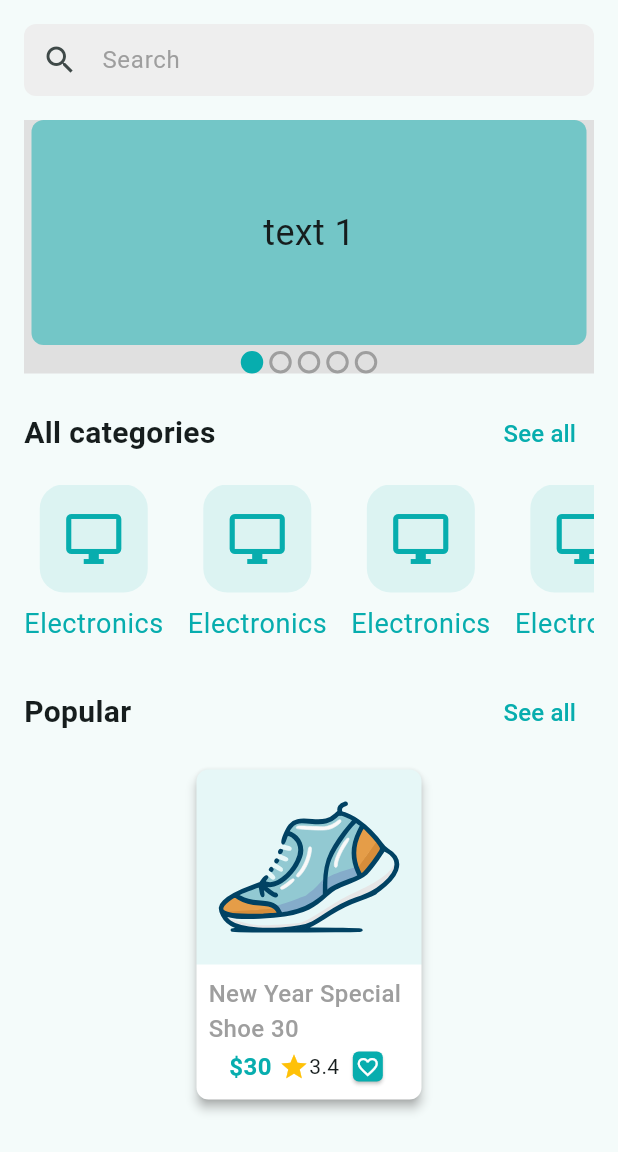
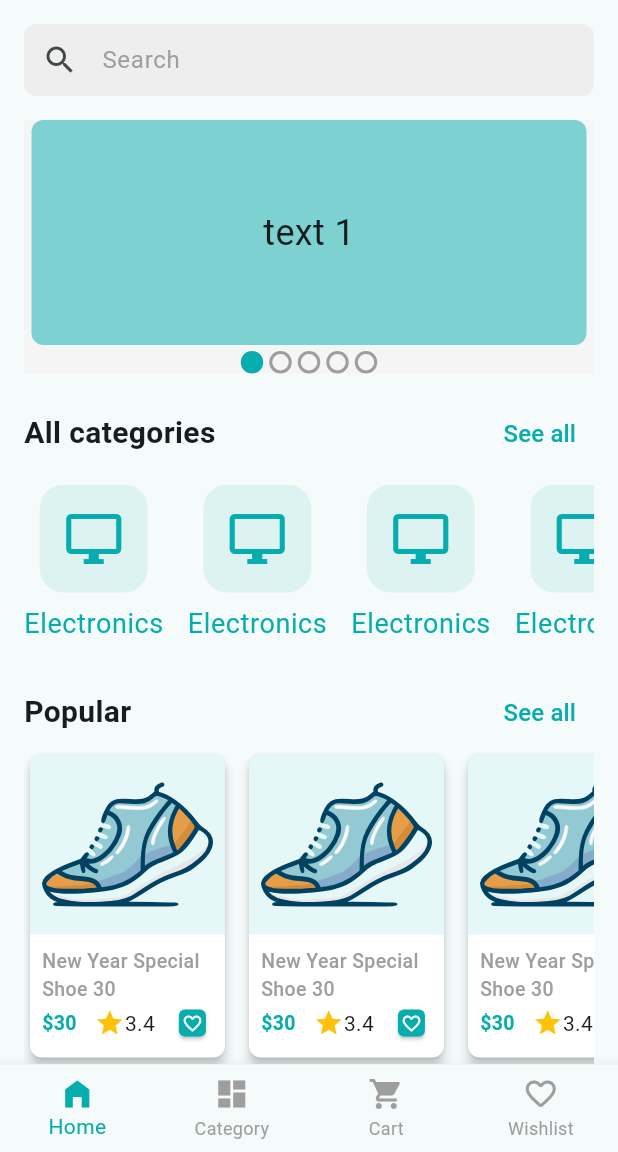
Before and after one commit to anup30/e_commerce_1, a Flutter app: the screen it shows after launch, on a phone screen of 412 x 824 dp, the part 84-1236 px from its top. Run offline on Flutter 3.47's test engine with Material 3 defaults, Android fonts, the light colour scheme and no system bars; drawn by our look-alikes of carousel_slider; our stand-ins replace flutter_svg, get, pin_code_fields.

Commit message:
commit m24 c1

```diff
--- a/lib/app.dart
+++ b/lib/app.dart
@@ -1,3 +1,4 @@
+import 'package:e_commerce_1/controller_binder.dart';
 import 'package:e_commerce_1/presentation/screens/splash_screen.dart';
 import 'package:e_commerce_1/presentation/utility/app_colors.dart';
 import 'package:flutter/material.dart';
@@ -13,8 +14,9 @@ class CraftyBay extends StatefulWidget {
 class _CraftyBayState extends State<CraftyBay> {
   @override
   Widget build(BuildContext context) {
-    return GetMaterialApp(
+    return GetMaterialApp( // -----------------------------
       home: const SplashScreen(),
+      initialBinding: ControllerBinder(), //-----------------------
       theme: ThemeData(
         useMaterial3: true,
         //primaryColor: Colors.red, // cos colorSchemeSeed used
--- /dev/null
+++ b/lib/controller_binder.dart
@@ -0,0 +1,11 @@
+import 'package:e_commerce_1/presentation/state_holders/main_bottom_nav_bar_controller.dart';
+import 'package:get/get.dart';
+
+class ControllerBinder extends Bindings{
+  @override
+  void dependencies() {
+    //Get.put(()=> MainBottomNavBarController()); //---------------------- lazy ?
+    Get.put(MainBottomNavBarController());
+  }
+
+}
--- a/lib/presentation/screens/home_screen.dart
+++ b/lib/presentation/screens/home_screen.dart
@@ -1,4 +1,3 @@
-import 'package:e_commerce_1/presentation/utility/app_colors.dart';
 import 'package:e_commerce_1/presentation/utility/assets_path.dart';
 import 'package:e_commerce_1/presentation/widgets/app_bar_icon_button.dart';
 import 'package:e_commerce_1/presentation/widgets/category_item.dart';
@@ -31,7 +30,7 @@ class _HomeScreenState extends State<HomeScreen> {
               Container( // ---> not needed
                 //width: 200,
                 width: MediaQuery.of(context).size.width,
-                color: Colors.grey[300],
+                color: Colors.grey[100],
                 child: const HomeCarouselSlider(),
               ),
               const SizedBox(height: 16,),
@@ -40,11 +39,35 @@ class _HomeScreenState extends State<HomeScreen> {
               _buildCategoryListView(),
               const SizedBox(height: 8,),
               SectionHeader(title: 'Popular', onTapSeeAll: () {},),
-              const SizedBox(height: 10,),
-              const ProductCard(), // ------------------------------>  do refactor inside this widget body!
+              //const SizedBox(height: 10,),
+              _buildProductListView(),
+              const SizedBox(height: 8,),
+              SectionHeader(title: 'Special', onTapSeeAll: () {},),
+              //const SizedBox(height: 10,),
+              _buildProductListView(),
+              const SizedBox(height: 8,),
+              SectionHeader(title: 'New', onTapSeeAll: () {},),
+              //const SizedBox(height: 10,),
+              _buildProductListView(),
             ],
           ),
         ),
+      ),
+    );
+  }
+
+  Widget _buildProductListView() {
+    return SizedBox(
+      height: 210,
+      child: ListView.separated(
+        itemCount: 8,
+        scrollDirection: Axis.horizontal,
+        itemBuilder: (context, index) {
+          return const ProductCard();
+        },
+        separatorBuilder: (context, index) {
+          return const SizedBox( width: 8,);
+        },
       ),
     );
   }
@@ -107,3 +130,4 @@ class _HomeScreenState extends State<HomeScreen> {
     super.dispose();
   }
 }
+//at 27:30
--- /dev/null
+++ b/lib/presentation/screens/main_botton_nav_bar_screen.dart
@@ -0,0 +1,57 @@
+import 'package:e_commerce_1/presentation/screens/cart_list_screen.dart';
+import 'package:e_commerce_1/presentation/screens/category_list_screen.dart';
+import 'package:e_commerce_1/presentation/screens/home_screen.dart';
+import 'package:e_commerce_1/presentation/screens/wish_list_screen.dart';
+import 'package:e_commerce_1/presentation/state_holders/main_bottom_nav_bar_controller.dart';
+import 'package:e_commerce_1/presentation/utility/app_colors.dart';
+import 'package:flutter/material.dart';
+import 'package:get/get.dart';
+//42:16
+class MainBottomNavBarScreen extends StatefulWidget {
+  const MainBottomNavBarScreen({super.key});
+
+  @override
+  State<MainBottomNavBarScreen> createState() => _MainBottomNavBarScreenState();
+}
+
+class _MainBottomNavBarScreenState extends State<MainBottomNavBarScreen> {
+  final MainBottomNavBarController _navBarController =
+    Get.find<MainBottomNavBarController>();
+  final List<Widget> _screens = const[
+    HomeScreen(),
+    CategoryListScreen(),
+    CartListScreen(),
+    WishListScreen(),
+  ];
+
+  @override
+  Widget build(BuildContext context) {
+    return Scaffold(
+      body: GetBuilder<MainBottomNavBarController>(
+        builder: (_){
+          return _screens[_navBarController.selectedIndex];
+        },
+      ),
+      bottomNavigationBar: GetBuilder<MainBottomNavBarController>(
+        builder: (_){
+          return BottomNavigationBar(
+            type: BottomNavigationBarType.fixed,
+            currentIndex: _navBarController.selectedIndex,
+            //onTap: (index){_navBarController.changeIndex(index); },
+            onTap: _navBarController.changeIndex,
+            selectedItemColor: AppColors.primaryColor,
+            unselectedItemColor: Colors.grey,
+            showUnselectedLabels: true,
+
+            items: const [
+              BottomNavigationBarItem(icon: Icon(Icons.home_filled),label: 'Home'),
+              BottomNavigationBarItem(icon: Icon(Icons.dashboard),label: 'Category'),
+              BottomNavigationBarItem(icon: Icon(Icons.shopping_cart),label: 'Cart'),
+              BottomNavigationBarItem(icon: Icon(Icons.favorite_outline_rounded),label: 'Wishlist'),
+            ],
+          );
+        },
+      ),
+    );
+  }
+}
--- a/lib/presentation/screens/splash_screen.dart
+++ b/lib/presentation/screens/splash_screen.dart
@@ -1,5 +1,4 @@
-import 'package:e_commerce_1/presentation/screens/email_verification_screen.dart';
-import 'package:e_commerce_1/presentation/screens/home_screen.dart';
+import 'package:e_commerce_1/presentation/screens/main_botton_nav_bar_screen.dart';
 import 'package:e_commerce_1/presentation/widgets/app_logo.dart';
 import 'package:flutter/material.dart';
 import 'package:get/get.dart';
@@ -20,7 +19,7 @@ class _SplashScreenState extends State<SplashScreen> {
   }
   Future<void> _moveToNextScreen()async{
     await Future.delayed(const Duration(seconds: 2));
-    Get.off(const HomeScreen()); // EmailVerificationScreen() ------------------------------------------------
+    Get.off(const MainBottomNavBarScreen()); // EmailVerificationScreen() ------------------------------------------------
   }
 
   @override
--- /dev/null
+++ b/lib/presentation/state_holders/main_bottom_nav_bar_controller.dart
@@ -0,0 +1,13 @@
+import 'package:get/get.dart';
+
+class MainBottomNavBarController extends GetxController{
+  int _selectedIndex =0;
+  int get selectedIndex => _selectedIndex;
+  void changeIndex(int index){
+    _selectedIndex = index;
+    update();
+  }
+  void backToHome(){
+    changeIndex(0);
+  }
+}
--- a/lib/presentation/widgets/category_item.dart
+++ b/lib/presentation/widgets/category_item.dart
@@ -1,5 +1,7 @@
+import 'package:e_commerce_1/presentation/screens/product_list_screen.dart';
 import 'package:e_commerce_1/presentation/utility/app_colors.dart';
 import 'package:flutter/material.dart';
+import 'package:get/get.dart';
 
 class CategoryItem extends StatelessWidget {
   const CategoryItem({
@@ -10,20 +12,25 @@ class CategoryItem extends StatelessWidget {
   Widget build(BuildContext context) {
     return Column(
       children: [
-        Container(
-          padding: EdgeInsets.all(16),
+        GestureDetector(
+          onTap: (){
+            Get.to(()=>const ProductListScreen(categoryName: 'Electronics',));
+          },
+          child: Container(
+            padding: const EdgeInsets.all(16),
             decoration: BoxDecoration(
               color: AppColors.primaryColor.withOpacity(0.1),
               borderRadius: BorderRadius.circular(16),
             ),
-          child: Icon(
+            child: const Icon(
               Icons.desktop_windows_outlined,
               size: 40,
               color: AppColors.primaryColor,
             ),
           ),
+        ),
         const SizedBox(height: 8,),
-        Text(
+        const Text(
           'Electronics',
           style: TextStyle(
             fontSize: 18,
--- a/lib/presentation/widgets/product_card.dart
+++ b/lib/presentation/widgets/product_card.dart
@@ -1,12 +1,13 @@
-// todo : refactor this widget
+// refactor this widget
 import 'package:e_commerce_1/presentation/utility/app_colors.dart';
 import 'package:e_commerce_1/presentation/utility/assets_path.dart';
 import 'package:flutter/material.dart';
 import 'package:flutter_svg/svg.dart';
 
 class ProductCard extends StatelessWidget {
+  final bool showAddToWishList;
   const ProductCard({
-    super.key,
+    super.key, this.showAddToWishList=true,
   });
 
   @override
@@ -15,18 +16,16 @@ class ProductCard extends StatelessWidget {
       color: Colors.white,
       surfaceTintColor: Colors.white,
       elevation: 3,
-      shadowColor: Colors.grey,
       shape: RoundedRectangleBorder(
         borderRadius: BorderRadius.circular(8),
       ),
       child: SizedBox(
-        width: 150,
+        width: 130,
         child: Column(
-          //mainAxisSize: MainAxisSize.min,
           children: [
             Container(
-              width: 150,
-              height: 130,
+              width: 130,
+              height: 120,
               decoration: BoxDecoration(
                 color: AppColors.primaryColor.withOpacity(0.1),
                 borderRadius: const BorderRadius.only(
@@ -35,31 +34,32 @@ class ProductCard extends StatelessWidget {
                 ),
               ),
               child: Padding(
-                padding: const EdgeInsets.all(8.0),
+                padding: const EdgeInsets.all(6),
                 child: SvgPicture.asset(AssetsPath.shoeSvg,),
               ),
             ),
-            Padding(
-              padding: const EdgeInsets.all(8.0),
+            Padding( // -------------------------------> extract method ?
+              padding: const EdgeInsets.all(8),
               child: Column(
+                crossAxisAlignment: CrossAxisAlignment.start,
                 children: [
                   const Text(
                     'New Year Special Shoe 30',
                     maxLines: 2,
                     style: TextStyle(
                       overflow: TextOverflow.ellipsis,
-                      fontSize: 16,
+                      fontSize: 13,
                       color: Colors.grey,
                       fontWeight: FontWeight.w500,
                     ),
                   ),
                   Wrap(
-                    spacing: 5,
+                    spacing: 12,
                     alignment: WrapAlignment.start,
                     crossAxisAlignment: WrapCrossAlignment.center,
                     children: [
                       const Text('\$30',style: TextStyle(
-                        fontSize: 16,
+                        fontSize: 13,
                         fontWeight: FontWeight.w600,
                         color: AppColors.primaryColor,
                       ),),
@@ -67,20 +67,7 @@ class ProductCard extends StatelessWidget {
                         Icon(Icons.star, color: Colors.amber, size: 20,),
                         Text('3.4'),
                       ],),
-                      Card(
-                        color: AppColors.primaryColor,
-                        shape: RoundedRectangleBorder(
-                          borderRadius: BorderRadius.circular(4),
-                        ),
-                        child: const Padding(
-                          padding: EdgeInsets.all(2),
-                          child: Icon(
-                            Icons.favorite_outline,
-                            size: 16,color:
-                          Colors.white,
-                          ),
-                        ),
-                      ),
+                      _buildAddToWishButton(),
                     ],
                   ),
                 ],
@@ -91,4 +78,24 @@ class ProductCard extends StatelessWidget {
       ),
     );
   }
+
+  Visibility _buildAddToWishButton() {
+    return Visibility(
+      visible: showAddToWishList,
+      replacement: _getIconCard(Icons.delete),
+      child: _getIconCard(Icons.favorite_outline),
+    );
+  }
+  Widget _getIconCard(IconData icon){
+    return Card(
+      color: AppColors.primaryColor,
+      shape: RoundedRectangleBorder(
+        borderRadius: BorderRadius.circular(4),
+      ),
+      child: Padding(
+        padding: const EdgeInsets.all(2),
+        child: Icon(icon, size: 14, color: Colors.white,),
+      ),
+    );
+  }
 }
```
Also changed, not shown: lib/presentation/screens/cart_list_screen.dart (added, +34 -0 lines), lib/presentation/screens/category_list_screen.dart (added, +55 -0 lines), lib/presentation/screens/product_list_screen.dart (added, +38 -0 lines), lib/presentation/screens/wish_list_screen.dart (added, +52 -0 lines). Lines whose indentation alone changed are shown as unchanged.
